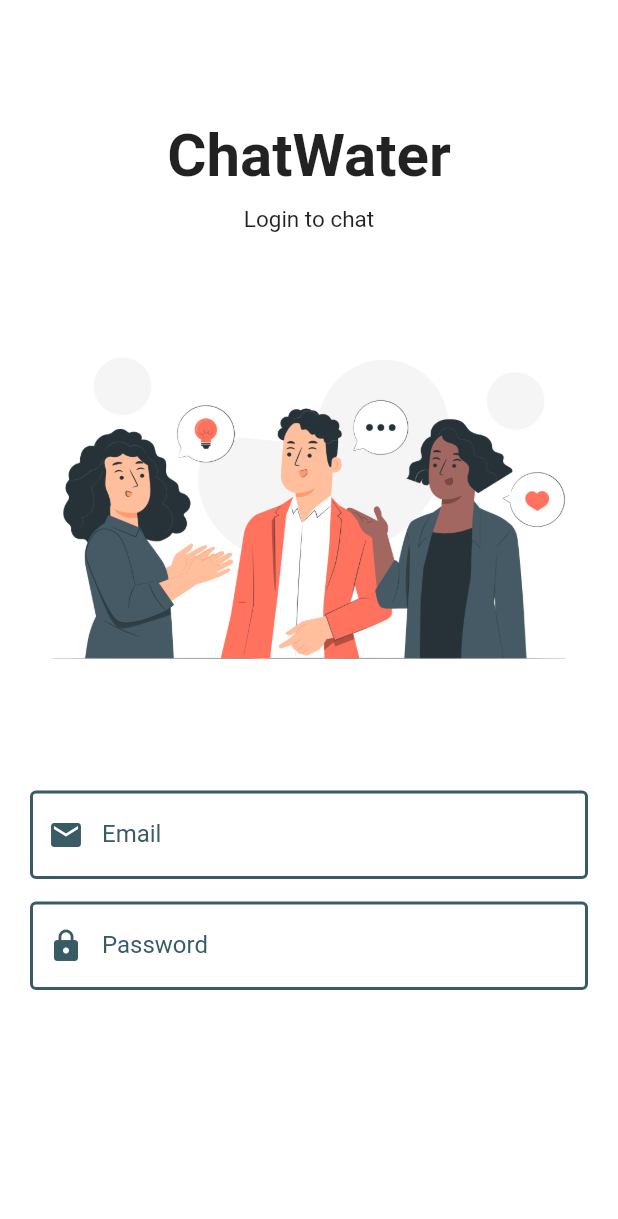
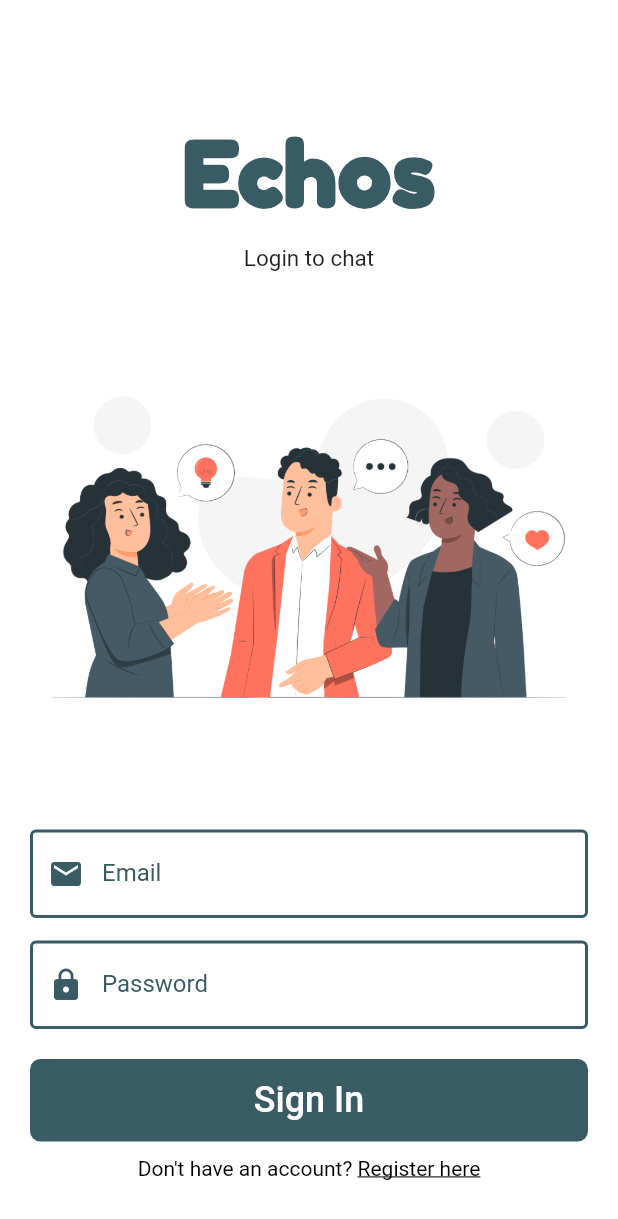
Before and after one commit to destx0/goodchat_water, a Flutter app: the screen it shows after launch, on a phone screen of 412 x 824 dp. Shown: the top 1219 px of the screen. Run offline on Flutter 3.47's test engine with Material 2 defaults, Android fonts, the light colour scheme and no system bars; our stand-ins replace cloud_firestore, firebase_auth, firebase_core, shared_preferences; accounts and stored records are empty.

Commit message:
login and register ui

```diff
--- a/lib/pages/auth/login_page.dart
+++ b/lib/pages/auth/login_page.dart
@@ -1,4 +1,6 @@
+import 'package:flutter/gestures.dart';
 import 'package:flutter/material.dart';
+import 'package:goodchat_water/pages/auth/register_page.dart';
 import 'package:goodchat_water/widgets/widgets.dart';
 
 class LoginPage extends StatefulWidget {
@@ -10,6 +12,9 @@ class LoginPage extends StatefulWidget {
 
 class _LoginPageState extends State<LoginPage> {
   final formKey = GlobalKey<FormState>();
+  String email = "";
+  String password = "";
+  bool _isLoading = false;
   @override
   Widget build(BuildContext context) {
     return Scaffold(
@@ -23,8 +28,13 @@ class _LoginPageState extends State<LoginPage> {
             crossAxisAlignment: CrossAxisAlignment.center,
             children: [
               const Text(
-                "ChatWater",
-                style: TextStyle(fontSize: 40, fontWeight: FontWeight.bold),
+                "Echos",
+                style: TextStyle(
+                  fontFamily: 'Fredoka One',
+                  fontSize: 60,
+                  fontWeight: FontWeight.bold,
+                  color: Color(0xff395B64),
+                ),
               ),
               const SizedBox(height: 10),
               const Text(
@@ -40,9 +50,23 @@ class _LoginPageState extends State<LoginPage> {
                     color: Theme.of(context).primaryColor,
                   ),
                 ),
+                onChanged: (val) {
+                  setState(() {
+                    var email = val;
+                  });
+                },
+                // check email validation
+                validator: (val) {
+                  return RegExp(
+                              r"^[a-zA-Z0-9.a-zA-Z0-9.!#$%&'*+-/=?^_`{|}~]+@[a-zA-Z0-9]+\.[a-zA-Z]+")
+                          .hasMatch(val!)
+                      ? null
+                      : "Please enter a valid email";
+                },
               ),
               const SizedBox(height: 15),
               TextFormField(
+                obscureText: true,
                 decoration: textInputDecoration.copyWith(
                   labelText: "Password",
                   prefixIcon: Icon(
@@ -50,7 +74,58 @@ class _LoginPageState extends State<LoginPage> {
                     color: Theme.of(context).primaryColor,
                   ),
                 ),
+                validator: (val) {
+                  if (val!.length < 6) {
+                    return "Password must be at least 6 characters";
+                  } else {
+                    return null;
+                  }
+                },
+                onChanged: (val) {
+                  setState(() {
+                    var password = val;
+                  });
+                },
               ),
+              const SizedBox(
+                height: 20,
+              ),
+              SizedBox(
+                width: double.infinity,
+                height: 55,
+                child: ElevatedButton(
+                  style: ElevatedButton.styleFrom(
+                      primary: Theme.of(context).primaryColor,
+                      elevation: 0,
+                      shape: RoundedRectangleBorder(
+                          borderRadius: BorderRadius.circular(7))),
+                  child: const Text(
+                    "Sign In",
+                    style: TextStyle(color: Colors.white, fontSize: 24),
+                  ),
+                  onPressed: () {
+                    // login();
+                  },
+                ),
+              ),
+              const SizedBox(
+                height: 10,
+              ),
+              Text.rich(TextSpan(
+                text: "Don't have an account? ",
+                style: const TextStyle(color: Colors.black, fontSize: 14),
+                children: <TextSpan>[
+                  TextSpan(
+                      text: "Register here",
+                      style: const TextStyle(
+                          color: Colors.black,
+                          decoration: TextDecoration.underline),
+                      recognizer: TapGestureRecognizer()
+                        ..onTap = () {
+                          nextScreen(context, const RegisterPage());
+                        }),
+                ],
+              )),
             ],
           ),
         ),
```
Also changed, not shown: lib/pages/auth/register_page.dart (added, +193 -0 lines), lib/service/auth_service.dart (added, +26 -0 lines), lib/service/database_service.dart (added, +136 -0 lines), lib/widgets/widgets.dart (+27 -0 lines), pubspec.yaml (+9 -4 lines), assets/fonts/FredokaOne-Regular.ttf (added), flutter_01.png (added).
